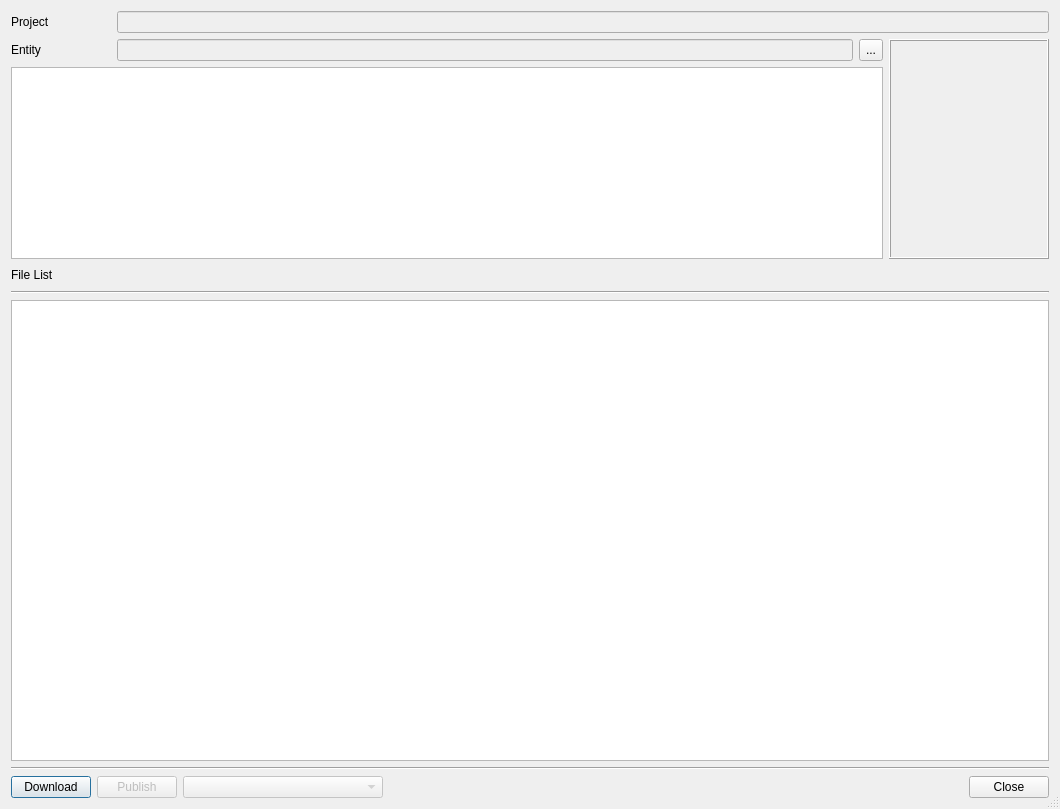
Above: module/wildchildanimation/gui/forms/entity_info_dialog.ui from dearyangyu/swing before the change. Below: the same form after it.
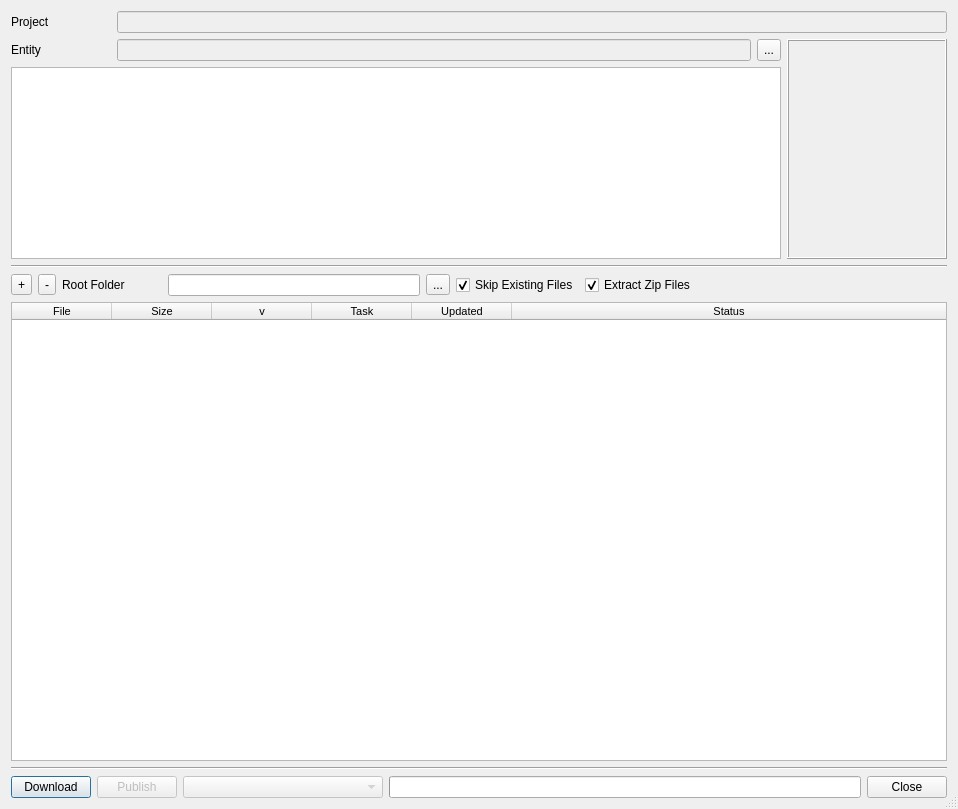
That is the form after the change.

What changed in the file:
```diff
--- a/module/wildchildanimation/gui/forms/entity_info_dialog.ui
+++ b/module/wildchildanimation/gui/forms/entity_info_dialog.ui
@@ -6,7 +6,7 @@
    <rect>
     <x>0</x>
     <y>0</y>
-    <width>1060</width>
+    <width>958</width>
     <height>809</height>
    </rect>
   </property>
@@ -151,42 +151,6 @@
      </item>
     </layout>
    </item>
-   <item>
-    <layout class="QHBoxLayout" name="horizontalLayoutTask">
-     <item>
-      <widget class="QLabel" name="label">
-       <property name="minimumSize">
-        <size>
-         <width>100</width>
-         <height>0</height>
-        </size>
-       </property>
-       <property name="maximumSize">
-        <size>
-         <width>100</width>
-         <height>16777215</height>
-        </size>
-       </property>
-       <property name="text">
-        <string>File List</string>
-       </property>
-      </widget>
-     </item>
-     <item>
-      <spacer name="horizontalSpacer_2">
-       <property name="orientation">
-        <enum>Qt::Horizontal</enum>
-       </property>
-       <property name="sizeHint" stdset="0">
-        <size>
-         <width>40</width>
-         <height>20</height>
-        </size>
-       </property>
-      </spacer>
-     </item>
-    </layout>
-   </item>
    <item>
     <widget class="Line" name="lineTable">
      <property name="orientation">
@@ -194,15 +158,94 @@
      </property>
     </widget>
    </item>
+   <item>
+    <layout class="QHBoxLayout" name="horizontalLayout">
+     <item>
+      <widget class="QToolButton" name="toolButtonAll">
+       <property name="text">
+        <string>+</string>
+       </property>
+      </widget>
+     </item>
+     <item>
+      <widget class="QToolButton" name="toolButtonNone">
+       <property name="text">
+        <string>-</string>
+       </property>
+      </widget>
+     </item>
+     <item>
+      <widget class="QLabel" name="labelWorkingDirectory">
+       <property name="minimumSize">
+        <size>
+         <width>100</width>
+         <height>0</height>
+        </size>
+       </property>
+       <property name="text">
+        <string>Root Folder</string>
+       </property>
+      </widget>
+     </item>
+     <item>
+      <widget class="QLineEdit" name="lineEditWorkingDirectory"/>
+     </item>
+     <item>
+      <widget class="QToolButton" name="toolButtonWorkingDir">
+       <property name="text">
+        <string>...</string>
+       </property>
+      </widget>
+     </item>
+     <item>
+      <widget class="QCheckBox" name="checkBoxSkipExisting">
+       <property name="minimumSize">
+        <size>
+         <width>100</width>
+         <height>0</height>
+        </size>
+       </property>
+       <property name="text">
+        <string>Skip Existing Files</string>
+       </property>
+       <property name="checked">
+        <bool>true</bool>
+       </property>
+      </widget>
+     </item>
+     <item>
+      <widget class="QCheckBox" name="checkBoxExtractZips">
+       <property name="text">
+        <string>Extract Zip Files</string>
+       </property>
+       <property name="checked">
+        <bool>true</bool>
+       </property>
+      </widget>
+     </item>
+     <item>
+      <spacer name="horizontalSpacer_6">
+       <property name="orientation">
+        <enum>Qt::Horizontal</enum>
+       </property>
+       <property name="sizeHint" stdset="0">
+        <size>
+         <width>40</width>
+         <height>20</height>
+        </size>
+       </property>
+      </spacer>
+     </item>
+    </layout>
+   </item>
    <item>
     <layout class="QHBoxLayout" name="horizontalLayoutFiles">
      <item>
-      <widget class="QTableView" name="tableViewFiles">
-       <property name="sizeIncrement">
-        <size>
-         <width>0</width>
-         <height>10</height>
-        </size>
+      <widget class="QTableWidget" name="tableWidget">
+       <property name="font">
+        <font>
+         <pointsize>8</pointsize>
+        </font>
        </property>
        <property name="baseSize">
         <size>
@@ -210,6 +253,45 @@
          <height>10</height>
         </size>
        </property>
+       <property name="alternatingRowColors">
+        <bool>true</bool>
+       </property>
+       <property name="selectionBehavior">
+        <enum>QAbstractItemView::SelectRows</enum>
+       </property>
+       <attribute name="horizontalHeaderStretchLastSection">
+        <bool>true</bool>
+       </attribute>
+       <column>
+        <property name="text">
+         <string>File</string>
+        </property>
+       </column>
+       <column>
+        <property name="text">
+         <string>Size</string>
+        </property>
+       </column>
+       <column>
+        <property name="text">
+         <string>v</string>
+        </property>
+       </column>
+       <column>
+        <property name="text">
+         <string>Task</string>
+        </property>
+       </column>
+       <column>
+        <property name="text">
+         <string>Updated</string>
+        </property>
+       </column>
+       <column>
+        <property name="text">
+         <string>Status</string>
+        </property>
+       </column>
       </widget>
      </item>
     </layout>
@@ -254,17 +336,14 @@
       </widget>
      </item>
      <item>
-      <spacer name="horizontalSpacer">
-       <property name="orientation">
-        <enum>Qt::Horizontal</enum>
+      <widget class="QProgressBar" name="progressBar">
+       <property name="maximum">
+        <number>1</number>
        </property>
-       <property name="sizeHint" stdset="0">
-        <size>
-         <width>40</width>
-         <height>20</height>
-        </size>
+       <property name="value">
+        <number>-1</number>
        </property>
-      </spacer>
+      </widget>
      </item>
      <item>
       <widget class="QPushButton" name="pushButtonClose">
```
Left out of the diff: 7 changed lines with no effect on the pictures.
